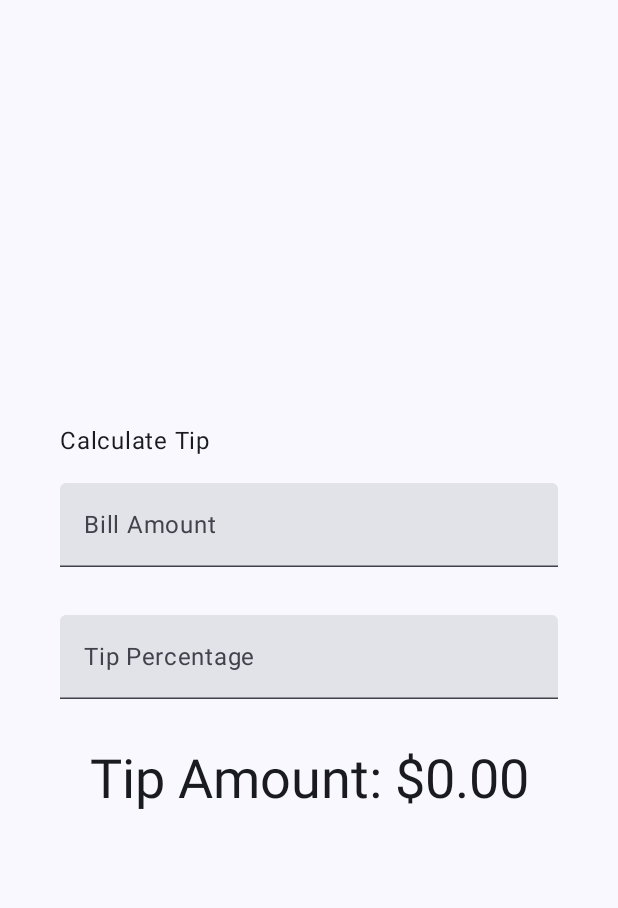
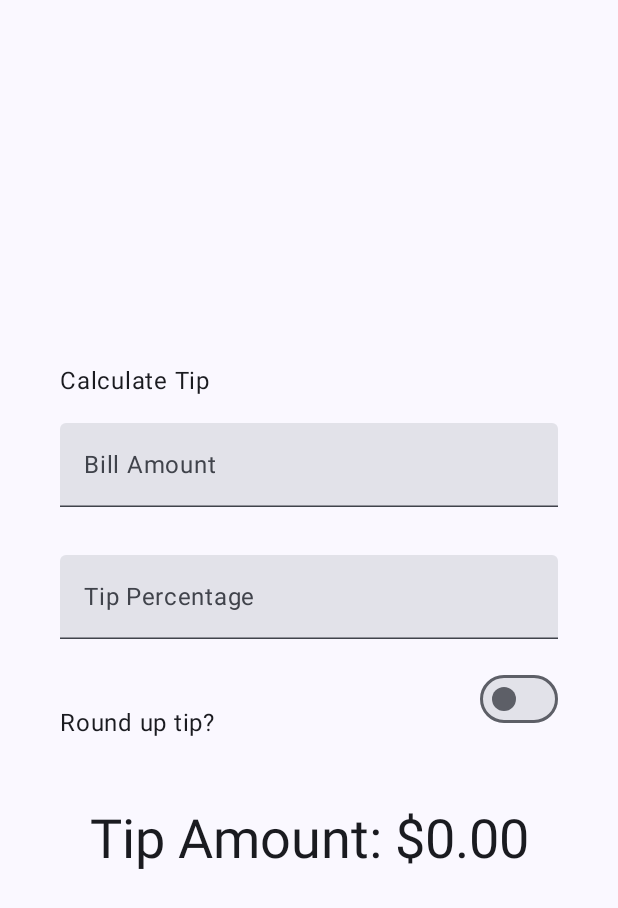
Before and after one commit to profe-PMDM/TipTime, an Android app built with Jetpack Compose: the screen it shows after launch (MainActivity), on a phone screen of 412 x 824 dp. Shown: the top 908 px of the screen. Run offline under Robolectric (Android 15) with nearby library versions, the phone set to English and light mode, and no system bars.

Commit message:
add Switch to allow rounding up the tip

```diff
--- a/app/src/main/java/com/example/tiptime/MainActivity.kt
+++ b/app/src/main/java/com/example/tiptime/MainActivity.kt
@@ -6,12 +6,16 @@ import androidx.activity.compose.setContent
 import androidx.annotation.StringRes
 import androidx.compose.foundation.layout.Arrangement
 import androidx.compose.foundation.layout.Column
+import androidx.compose.foundation.layout.Row
 import androidx.compose.foundation.layout.fillMaxSize
 import androidx.compose.foundation.layout.fillMaxWidth
 import androidx.compose.foundation.layout.padding
+import androidx.compose.foundation.layout.size
+import androidx.compose.foundation.layout.wrapContentWidth
 import androidx.compose.foundation.text.KeyboardOptions
 import androidx.compose.material3.MaterialTheme
 import androidx.compose.material3.Surface
+import androidx.compose.material3.Switch
 import androidx.compose.material3.Text
 import androidx.compose.material3.TextField
 import androidx.compose.runtime.Composable
@@ -54,7 +58,10 @@ fun TipTimeLayout() {
     var tipInput by remember { mutableStateOf("") }
     val tipPercent = tipInput.toDoubleOrNull() ?: 0.0
 
-    val tip = calculateTip(amount, tipPercent)
+    var roundUp by remember { mutableStateOf(false) }
+
+    val tip = calculateTip(amount, tipPercent, roundUp)
+
 
     Column(
         modifier = Modifier.padding(40.dp),
@@ -86,6 +93,12 @@ fun TipTimeLayout() {
             value = tipInput,
             onValueChange = { tipInput = it },
             modifier = Modifier.padding(bottom = 32.dp).fillMaxWidth()
+        )
+
+        RoundTheTipRow(
+            roundUp = roundUp,
+            onRoundUpChanged = { roundUp = it },
+            modifier = Modifier.padding(bottom = 32.dp)
         )
 
         Text(
@@ -121,7 +134,35 @@ fun EditNumberField(
     )
 }
 
-private fun calculateTip(amount: Double, tipPercent: Double = 15.0): String {
-    val tip = tipPercent / 100 * amount
+@Composable
+fun RoundTheTipRow(roundUp: Boolean,
+                   onRoundUpChanged: (Boolean) -> Unit,
+                   modifier: Modifier = Modifier
+) {
+    Row(
+        modifier = modifier
+            .fillMaxWidth()
+            .size(48.dp),
+        verticalAlignment = Alignment.CenterVertically
+    ) {
+        Text(text = stringResource(R.string.round_up_tip))
+        Switch(
+            checked = roundUp,
+            onCheckedChange = onRoundUpChanged,
+            modifier = modifier
+                .fillMaxWidth()
+                .wrapContentWidth(Alignment.End),
+            )
+    }
+}
+
+private fun calculateTip(
+    amount: Double,
+    tipPercent: Double = 15.0,
+    roundUp: Boolean
+): String {
+    var tip = tipPercent / 100 * amount
+    if (roundUp)
+        tip = kotlin.math.ceil(tip)
     return NumberFormat.getCurrencyInstance().format(tip)
 }
```
